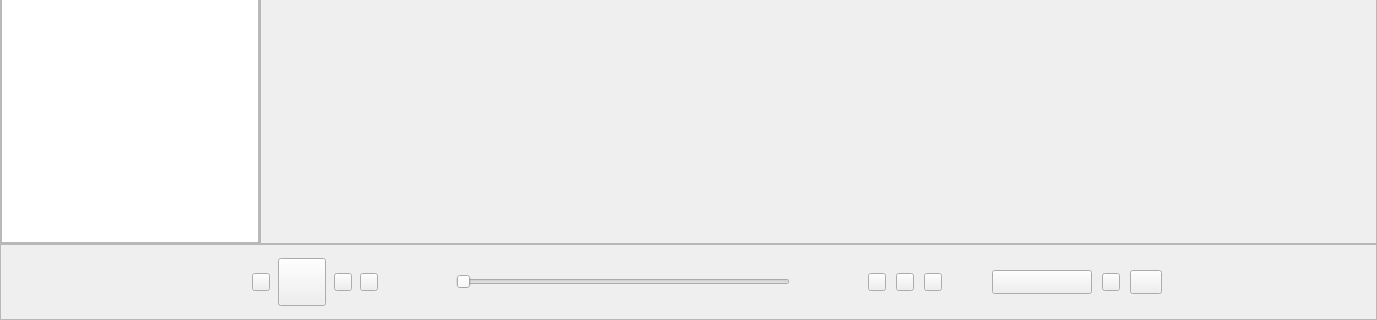
First picture: the form in src/xamp/xamp.ui, repository billlin0904/xamp2, before the edit; both pictures show x 0 to 1377 and y 338 to 658 of the 1377 by 658 pixel window.
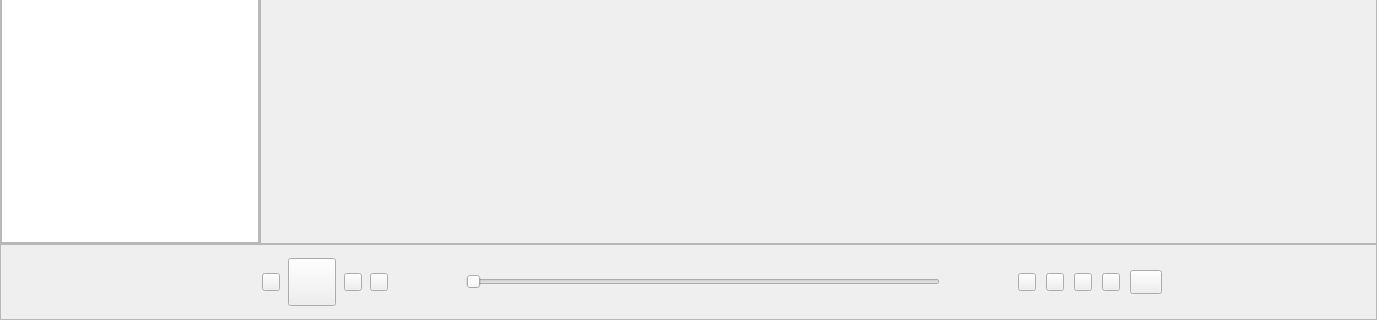
Second picture: the form after the edit. Custom widgets are drawn as their Qt base class.

```diff
--- a/src/xamp/xamp.ui
+++ b/src/xamp/xamp.ui
@@ -544,7 +544,7 @@
         <property name="frameShadow">
          <enum>QFrame::Plain</enum>
         </property>
-        <layout class="QHBoxLayout" name="horizontalLayout_6" stretch="0,0,0,0,0,0,0,0,0,0,0,0,0,1,0,0,0,0,0,0,0,0,0,0,0,0,0,0">
+        <layout class="QHBoxLayout" name="horizontalLayout_6" stretch="0,0,0,0,0,0,0,0,0,0,0,0,0,0,1,0,0,0,0,0,0,0,0,0,0,0,0">
          <property name="spacing">
           <number>0</number>
          </property>
@@ -560,6 +560,22 @@
          <property name="bottomMargin">
           <number>0</number>
          </property>
+         <item>
+          <spacer name="horizontalSpacer_19">
+           <property name="orientation">
+            <enum>Qt::Horizontal</enum>
+           </property>
+           <property name="sizeType">
+            <enum>QSizePolicy::Fixed</enum>
+           </property>
+           <property name="sizeHint" stdset="0">
+            <size>
+             <width>10</width>
+             <height>20</height>
+            </size>
+           </property>
+          </spacer>
+         </item>
          <item>
           <spacer name="horizontalSpacer_9">
            <property name="orientation">
@@ -1095,39 +1111,7 @@
           </widget>
          </item>
          <item>
-          <spacer name="horizontalSpacer_3">
-           <property name="orientation">
-            <enum>Qt::Horizontal</enum>
-           </property>
-           <property name="sizeType">
-            <enum>QSizePolicy::Expanding</enum>
-           </property>
-           <property name="sizeHint" stdset="0">
-            <size>
-             <width>50</width>
-             <height>0</height>
-            </size>
-           </property>
-          </spacer>
-         </item>
-         <item>
-          <widget class="QToolButton" name="bitPerfectButton">
-           <property name="minimumSize">
-            <size>
-             <width>100</width>
-             <height>0</height>
-            </size>
-           </property>
-           <property name="maximumSize">
-            <size>
-             <width>100</width>
-             <height>24</height>
-            </size>
-           </property>
-          </widget>
-         </item>
-         <item>
-          <spacer name="horizontalSpacer_19">
+          <spacer name="horizontalSpacer_20">
            <property name="orientation">
             <enum>Qt::Horizontal</enum>
            </property>
```
